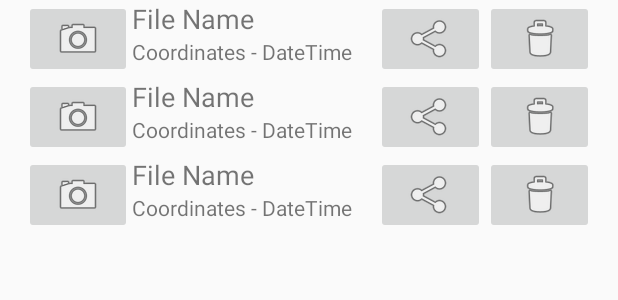
After one commit to ndm13/cit382-final, an Android app: the layout fragment_item_list.xml on its own in the app's theme, with its tools: preview values and no code run, on a phone screen of 412 x 824 dp. The commit adds this screen. Shown: the top 300 px of the screen. Run offline under Robolectric (Android 15) with nearby library versions, the phone set to English and light mode, and no system bars.

Commit message:
Basic framework. - Layouts complete (requires onClick implementations and tab switching) - GeoPhoto class complete outside of database constructor/builder - ItemFragment and GeoPhotoRecycleViewAdapter outlined - Barebones MainActivity needs onClick methods realized

```diff
--- /dev/null
+++ b/app/src/main/res/layout/fragment_item.xml
@@ -0,0 +1,59 @@
+<?xml version="1.0" encoding="utf-8"?>
+<LinearLayout xmlns:android="http://schemas.android.com/apk/res/android"
+              xmlns:app="http://schemas.android.com/apk/res-auto"
+              android:layout_width="match_parent"
+              android:layout_height="wrap_content"
+              android:orientation="horizontal">
+    <!--
+        We have a lot of elements that have implied interaction.  That interaction should be
+        implemented by linking this layout to MainActivity and using android:onClick XML attributes
+        on the clickable items.
+         - TODO imageContainer: onClick should open an image viewing intent on GeoPhoto.fileName
+         - TODO mainText: onClick should switch to the map fragment with focus on the image marker
+         - TODO shareButton: onClick should open an image sharing intent on GeoPhoto.fileName
+         - TODO deleteButton: onClick should remove the entry from the DB and delete the file
+    -->
+
+    <ImageButton
+        android:id="@+id/imageContainer"
+        android:layout_width="wrap_content"
+        android:layout_height="match_parent"
+        android:layout_weight="1"
+        app:srcCompat="@android:drawable/ic_menu_camera"/>
+
+    <LinearLayout
+        android:id="@+id/mainText"
+        android:layout_width="wrap_content"
+        android:layout_height="match_parent"
+        android:layout_weight="1"
+        android:orientation="vertical">
+
+        <TextView
+            android:id="@+id/fileName"
+            android:layout_width="match_parent"
+            android:layout_height="wrap_content"
+            android:text="File Name"
+            android:textSize="18sp"/>
+
+        <TextView
+            android:id="@+id/fileInfo"
+            android:layout_width="match_parent"
+            android:layout_height="wrap_content"
+            android:text="Coordinates - DateTime"/>
+    </LinearLayout>
+
+    <ImageButton
+        android:id="@+id/shareButton"
+        android:layout_width="wrap_content"
+        android:layout_height="match_parent"
+        android:layout_weight="1"
+        app:srcCompat="@android:drawable/ic_menu_share"/>
+
+    <ImageButton
+        android:id="@+id/deleteButton"
+        android:layout_width="wrap_content"
+        android:layout_height="match_parent"
+        android:layout_weight="1"
+        app:srcCompat="@android:drawable/ic_menu_delete"/>
+
+</LinearLayout>
--- /dev/null
+++ b/app/src/main/res/layout/fragment_item_list.xml
@@ -0,0 +1,14 @@
+<?xml version="1.0" encoding="utf-8"?>
+<android.support.v7.widget.RecyclerView
+    xmlns:android="http://schemas.android.com/apk/res/android"
+    xmlns:app="http://schemas.android.com/apk/res-auto"
+    xmlns:tools="http://schemas.android.com/tools"
+    android:id="@+id/list"
+    android:name="net.miscfolder.geophoto.ItemFragment"
+    android:layout_width="match_parent"
+    android:layout_height="match_parent"
+    android:layout_marginLeft="16dp"
+    android:layout_marginRight="16dp"
+    app:layoutManager="LinearLayoutManager"
+    tools:context="net.miscfolder.geophoto.ItemFragment"
+    tools:listitem="@layout/fragment_item"/>
--- /dev/null
+++ b/app/src/main/res/values/dimens.xml
@@ -0,0 +1,4 @@
+<?xml version="1.0" encoding="utf-8"?>
+<resources>
+    <dimen name="text_margin">16dp</dimen>
+</resources>
--- a/app/src/main/res/values/strings.xml
+++ b/app/src/main/res/values/strings.xml
@@ -1,3 +1,4 @@
 <resources>
     <string name="app_name">GeoPhoto</string>
+    <string name="title_activity_maps">Map</string>
 </resources>
```
Also changed, not shown: app/build.gradle (+6 -1 lines), app/src/debug/res/values/google_maps_api.xml (added, +26 -0 lines), app/src/main/AndroidManifest.xml (+19 -0 lines), app/src/main/java/net/miscfolder/geophoto/GeoPhoto.java (added, +74 -0 lines), app/src/main/java/net/miscfolder/geophoto/GeoPhotoRecycleViewAdapter.java (added, +68 -0 lines), app/src/main/java/net/miscfolder/geophoto/ItemFragment.java (added, +107 -0 lines), app/src/main/java/net/miscfolder/geophoto/MainActivity.java (+62 -2 lines), app/src/main/res/layout/activity_main.xml (+47 -12 lines), app/src/main/res/layout/activity_maps.xml (added, +7 -0 lines), 1 other file.
